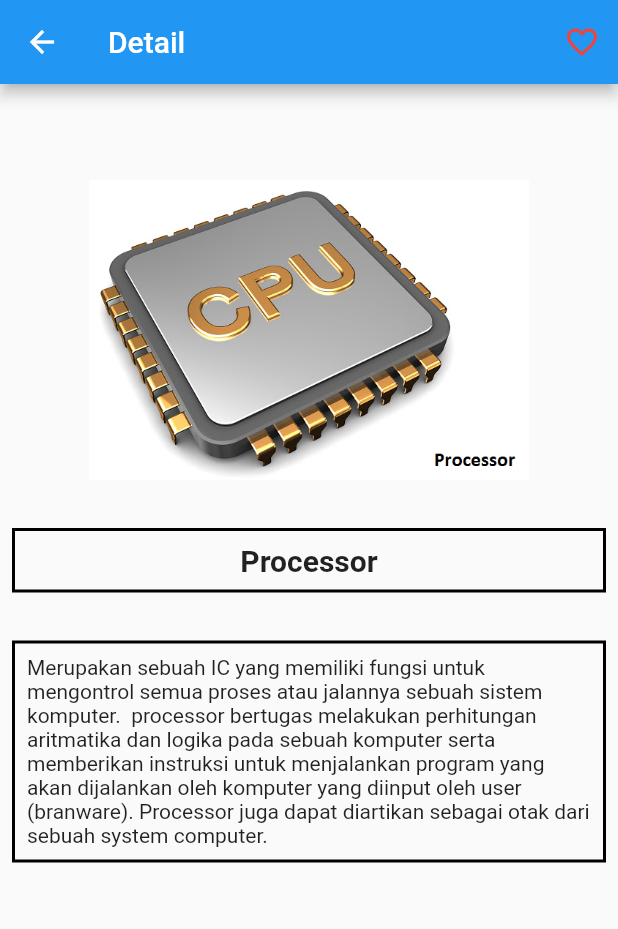
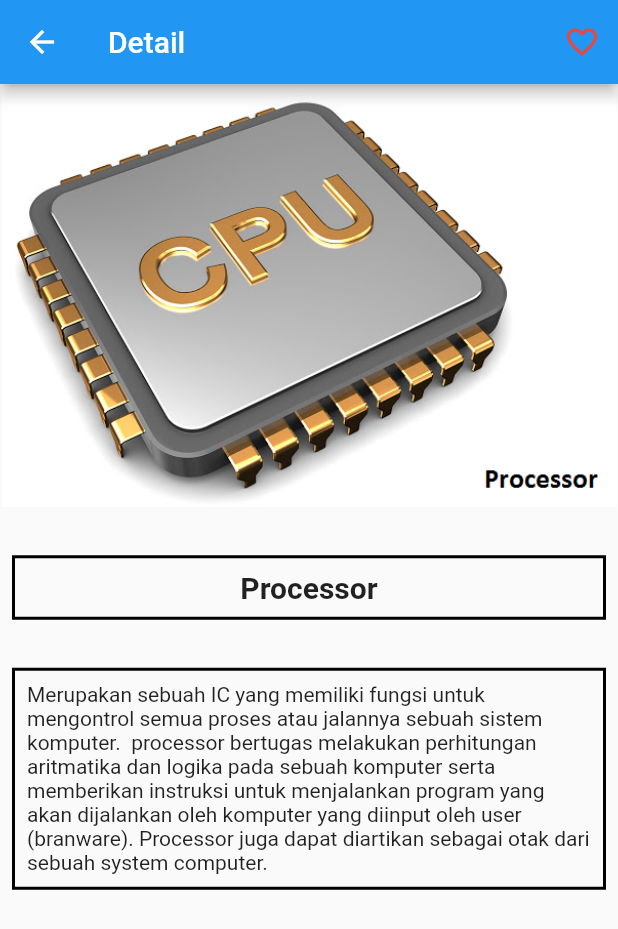
Before and after one commit to dayens/flutter-pemula, a Flutter app: the screen it shows after launch, after a tap on "Processor", on a phone screen of 412 x 824 dp. Shown: the top 929 px of the screen. Run offline on Flutter 3.47's test engine with Material 2 defaults, Android fonts, the phone set to English and light mode, and no system bars; our stand-ins replace animated_splash_screen; network calls fail.

Commit message:
clean code

```diff
--- a/lib/detail_screen.dart
+++ b/lib/detail_screen.dart
@@ -4,52 +4,50 @@ import 'package:flutter_dion_pemula1/model/hardware_data.dart';
 class DetailScreen extends StatelessWidget {
   final HardwareData hardware;
 
-  DetailScreen({required this.hardware});
+  const DetailScreen({Key? key, required this.hardware}) : super(key: key);
 
   @override
   Widget build(BuildContext context) {
     return Scaffold(
         appBar: AppBar(
-        title: Text('Detail'),
-        actions: <Widget>[
-          FavoriteButton()
-        ],
+          title: const Text('Detail'),
+          actions: const <Widget>[FavoriteButton()],
         ),
         body: Column(
           crossAxisAlignment: CrossAxisAlignment.stretch,
           children: <Widget>[
             Container(
-            margin: EdgeInsets.only(top: 64, left: 8, right: 8),
-            child: Image.asset(hardware.image, width: 200, height: 200,),
+              margin: const EdgeInsets.only(top: 2, left: 1, right: 1),
+              child: Image.asset(hardware.image),
             ),
             Container(
-            margin: EdgeInsets.only(top: 32, left: 8, right: 8),
+              margin: const EdgeInsets.only(top: 32, left: 8, right: 8),
               decoration: BoxDecoration(
-              border: Border.all(color: Colors.black, width: 2)
-            ),
-            padding: EdgeInsets.all(8.0),
+                  border: Border.all(color: Colors.black, width: 2)),
+              padding: const EdgeInsets.all(8.0),
               child: Center(
                 child: Text(
                   hardware.name,
-                style: TextStyle(fontWeight: FontWeight.bold, fontSize: 20.0),
+                  style: const TextStyle(
+                      fontWeight: FontWeight.bold, fontSize: 20.0),
                 ),
               ),
             ),
             Container(
-            margin: EdgeInsets.only(top: 32, left: 8, right: 8),
+              margin: const EdgeInsets.only(top: 32, left: 8, right: 8),
               decoration: BoxDecoration(
-              border: Border.all(color: Colors.black, width: 2)
-            ),
-            padding: EdgeInsets.all(8.0),
+                  border: Border.all(color: Colors.black, width: 2)),
+              padding: const EdgeInsets.all(8.0),
               child: Text(hardware.description),
             ),
           ],
-      )
-    );
+        ));
   }
 }
 
 class FavoriteButton extends StatefulWidget {
+  const FavoriteButton({Key? key}) : super(key: key);
+
   @override
   _FavoriteButtonState createState() => _FavoriteButtonState();
 }
--- a/lib/home_screen.dart
+++ b/lib/home_screen.dart
@@ -4,18 +4,20 @@ import 'package:flutter_dion_pemula1/model/hardware_data.dart';
 import 'package:flutter_dion_pemula1/profile_screen.dart';
 
 class HomeScreen extends StatelessWidget {
+  const HomeScreen({Key? key}) : super(key: key);
+
   @override
   Widget build(BuildContext context) {
     return Scaffold(
       appBar: AppBar(
-        title: Text('Hardware Computer'),
+        title: const Text('Hardware Computer'),
         actions: <Widget>[
           IconButton(
             icon: const Icon(Icons.account_circle_outlined),
             tooltip: 'Profile',
             onPressed: () {
               Navigator.push(context, MaterialPageRoute(builder: (context) {
-                return ProfileScreen();
+                return const ProfileScreen();
               }));
             },
           ),
@@ -36,7 +38,10 @@ class HomeScreen extends StatelessWidget {
                 children: <Widget>[
                   Expanded(
                     flex: 1,
-                    child: Image.asset(hardware.image),
+                    child: Image.asset(
+                      hardware.image,
+                      height: 110,
+                    ),
                   ),
                   Expanded(
                     flex: 2,
@@ -47,9 +52,10 @@ class HomeScreen extends StatelessWidget {
                         children: <Widget>[
                           Text(
                             hardware.name,
-                            style: TextStyle(fontSize: 16.0, fontWeight: FontWeight.bold),
+                            style: const TextStyle(
+                                fontSize: 16.0, fontWeight: FontWeight.bold),
                           ),
-                          SizedBox(
+                          const SizedBox(
                             height: 10,
                           ),
                           Text(
--- a/lib/main.dart
+++ b/lib/main.dart
@@ -2,21 +2,22 @@ import 'package:flutter/material.dart';
 import 'package:animated_splash_screen/animated_splash_screen.dart';
 import 'package:flutter_dion_pemula1/home_screen.dart';
 
+void main() => runApp(const MyApp());
 
-void main() => runApp(MyApp());
+class MyApp extends StatelessWidget {
+  const MyApp({Key? key}) : super(key: key);
 
-class MyApp extends StatelessWidget{
   @override
   Widget build(BuildContext context) {
     return MaterialApp(
       title: 'Hardware Computer',
       theme: ThemeData(),
-      home: AnimatedSplashScreen(splash:
-          Column(
+      home: AnimatedSplashScreen(
+          splash: Column(
             mainAxisAlignment: MainAxisAlignment.center,
             children: <Widget>[
               Image.asset('images/icon_comp.png', width: 48, height: 48),
-              Text(
+              const Text(
                 'Hardware Computer',
                 style: TextStyle(fontWeight: FontWeight.bold, fontSize: 16.0),
               )
@@ -25,7 +26,7 @@ class MyApp extends StatelessWidget{
           //Image.asset('images/icon_comp.png'),
           duration: 3000,
           splashTransition: SplashTransition.scaleTransition,
-          nextScreen: HomeScreen()),
+          nextScreen: const HomeScreen()),
     );
   }
 }
```
Also changed, not shown: lib/model/hardware_data.dart (+22 -25 lines), lib/profile_screen.dart (+23 -18 lines), pubspec.lock, 3 other files. Lines whose indentation alone changed are shown as unchanged.
